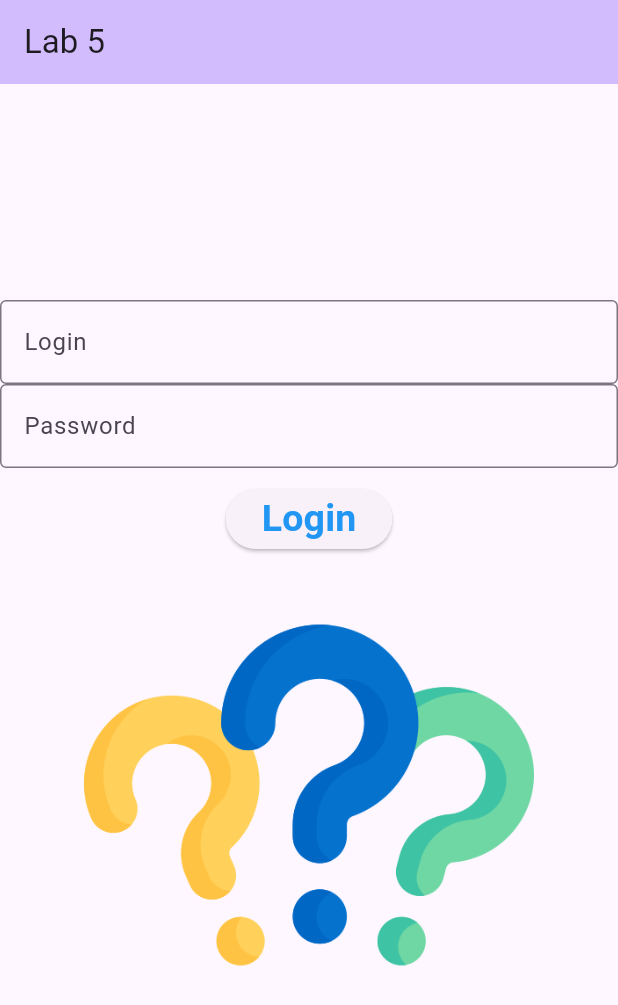
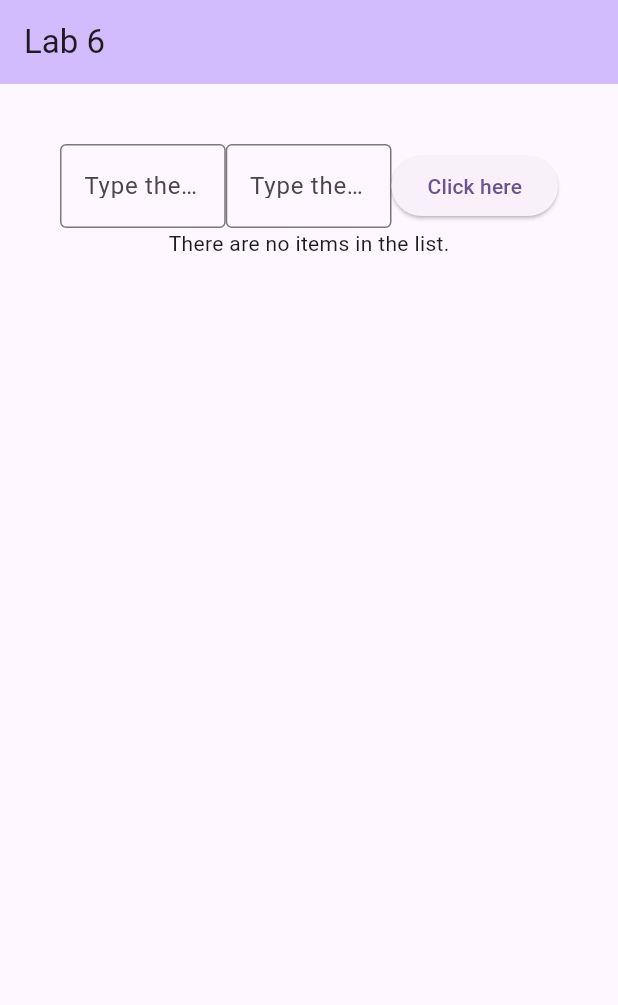
Before and after one commit to julie-nguy/CST2335_Labs, a Flutter app: the screen it shows after launch, on a phone screen of 412 x 824 dp. Shown: the top 1005 px of the screen. Run offline on Flutter 3.47's test engine with Material 3 defaults, Android fonts, the phone set to English and light mode, and no system bars; missing offline and left inert: encrypted_shared_preferences.

Commit message:
Completed lab 6.

```diff
--- a/lib/ProfilePage.dart
+++ b/lib/ProfilePage.dart
@@ -60,6 +60,8 @@ class ProfilePageState extends State<ProfilePage> {
 
   @override
   void dispose() {
+    //could save data here
+
     _fNameController.dispose();
     _lNameController.dispose();
     _phoneController.dispose();
--- a/lib/main.dart
+++ b/lib/main.dart
@@ -13,17 +13,12 @@ class MyApp extends StatelessWidget {
   @override
   Widget build(BuildContext context) {
     return MaterialApp(
-      title: 'Lab 4',
+      title: 'Lab 6',
       theme: ThemeData(
         colorScheme: ColorScheme.fromSeed(seedColor: Colors.deepPurple),
       ),
-      // home: const MyHomePage(title: 'Lab 4'),
       debugShowCheckedModeBanner: false,
-      initialRoute: '/',
-      routes: {
-        '/': (context) => MyHomePage(title: 'Lab 5'),
-        '/profilePage': (context) => ProfilePage(),
-      },
+      home: const MyHomePage(title: 'Lab 6'),
     );
   }
 }
@@ -37,66 +32,25 @@ class MyHomePage extends StatefulWidget {
 }
 
 class _MyHomePageState extends State<MyHomePage> {
-  var imageSource = "images/question-mark.png";
-  late TextEditingController _loginController;
-  late TextEditingController _passController;
+  late TextEditingController _itemController;
+  late TextEditingController _quantityController;
+
+  List<String> items = [ ]; //array for items
+  List<String> quantities = [ ]; //array for quantity
 
   @override
   void initState() {
     super.initState();
-    EncryptedSharedPreferences prefs = EncryptedSharedPreferences();
-    getPreferences();
-
-    _loginController = TextEditingController();
-    _passController = TextEditingController();
+    _itemController = TextEditingController();
+    _quantityController = TextEditingController();
   }
 
   @override
   void dispose() {
-    _loginController.dispose();
-    _passController.dispose();
+
+    _itemController.dispose();
+    _quantityController.dispose();
     super.dispose();
-  }
-
-  void buttonClicked() {
-    if(_passController.value.text == "QWERTY123") {
-      setState(() {
-        imageSource = "images/idea.png";
-        DataRepository.login = _loginController.value.text;
-        Navigator.pushNamed(context, '/profilePage');
-      });
-    }
-    else {
-      setState(() {
-        imageSource = "images/stop.png";
-      });
-    }
-  }
-
-  //get encrypted preferences for the application
-  void getPreferences() async {
-    EncryptedSharedPreferences prefs = EncryptedSharedPreferences();
-    var login = await prefs.getString("Login");
-    var pass = await prefs.getString("Password");
-
-    if(login.isNotEmpty && pass.isNotEmpty) {
-      _loginController.text = login;
-      _passController.text = pass;
-      Future.delayed(Duration.zero, () {
-          var snackBar = SnackBar(
-              content: Text("Your login credentials have been saved."),
-              duration: const Duration(minutes: 2),
-              action: SnackBarAction(
-                  label: "Got it!",
-                  onPressed: () {
-                    ScaffoldMessenger.of(context).hideCurrentSnackBar();
-                  }
-              )
-          );
-          ScaffoldMessenger.of(context).showSnackBar(snackBar);
-        }
-      );
-    }
   }
 
   @override
@@ -107,63 +61,113 @@ class _MyHomePageState extends State<MyHomePage> {
         title: Text(widget.title),
       ),
       body: Center(
-        child: Column(
-          mainAxisAlignment: MainAxisAlignment.center,
-          children: <Widget>[
-            TextField(controller: _loginController, decoration: InputDecoration(
-              hintText: "Type in your login information here...",
+        child: Padding(padding: EdgeInsets.all(40),
+          child: ListPage(    )
+        ),
+      ),
+    );
+  }
+  Widget ListPage() {
+    return Column(children: [
+        Row(
+          mainAxisAlignment: MainAxisAlignment.spaceBetween,
+          children: [
+            Expanded(child: TextField(
+                  controller: _itemController,
+                  decoration: InputDecoration(
+                  labelText: "Type the item here",
                   border: OutlineInputBorder(),
-              labelText: "Login",
+                )
             )),
-            TextField(controller: _passController, obscureText:true, decoration: InputDecoration(
-              hintText: "Type in your password here...",
+            Expanded(child: TextField(
+                  controller: _quantityController,
+                  decoration: InputDecoration(
+                  labelText: "Type the quantity here",
                   border: OutlineInputBorder(),
-              labelText: "Password"
+                )
             )),
-            Padding(
-              padding: EdgeInsets.all(10.0),
-              child: ElevatedButton(
-                onPressed: () {
+            ElevatedButton(child: Text("Click here"), onPressed:() {
+              if(_itemController.value.text.isNotEmpty && _quantityController.value.text.isNotEmpty) {
+                setState((){
+                  var item = _itemController.value.text; //store values in variables
+                  var quantity = _quantityController.value.text;
+
+                  items.add(item); //add values to respective lists
+                  quantities.add(quantity);
+
+                  _itemController.text = ""; //clear textfields
+                  _quantityController.text = "";
+                });
+              }
+              else {
                 showDialog(
                   context: context,
-                    builder: (BuildContext ctx)
-                    {
+                  builder: (BuildContext ctx) {
                     return AlertDialog(
-                        title: Text("Would you like to save your username and password?"),
+                      title: Text("Please input a value for both fields."),
+                      actions: [
+                        FilledButton(
+                          onPressed: () {
+                            Navigator.pop(ctx);
+                          },
+                          child: Text("OK"),
+                        )
+                      ]
+                    );
+                  }
+                );
+              }
+            })
+          ]
+        ),
+        //is there another way to do this?
+        items.length > 0 ?
+          Expanded(
+            child: ListView.builder(
+            itemCount: items.length,
+            itemBuilder: (context, rowNumber) {
+              return
+                  GestureDetector(
+                    onLongPress: () {
+                      showDialog(
+                          context: context,
+                          builder: (BuildContext ctx) {
+                            return AlertDialog(
+                              title: Text("Would you like to delete this item?"),
                               actions: [
                                 FilledButton(
                                   onPressed: (){
-                              EncryptedSharedPreferences prefs = EncryptedSharedPreferences();
-                              prefs.setString("Login", _loginController.value.text); //save login to encrypted preferences
-                              prefs.setString("Password", _passController.value.text); //save password to encrypted preferences
-                              Navigator.pop(ctx); //close the pop-up
-                              buttonClicked();
+                                    setState((){
+                                      items.removeAt(rowNumber);
+                                      quantities.removeAt(rowNumber);
+                                    });
+                                    Navigator.pop(ctx);
                                   },
                                   child: Text("Yes"),
                                 ),
                                 OutlinedButton(
                                   onPressed: (){
-                              EncryptedSharedPreferences prefs = EncryptedSharedPreferences();
-                              prefs.clear(); //remove saved data
                                     Navigator.pop(ctx);
-                              buttonClicked();
                                   },
                                   child: Text("No"),
                                 ),
-                        ],
-
+                              ]
                             );
-
                           }
                       );
                     },
-                child: Text("Login", style: TextStyle(fontSize: 25.0, fontWeight: FontWeight.bold, color: Colors.blue)),
-              ),
-            ),
-            Image.asset(imageSource, width: 300, height: 300),
-          ],
-        ),
-      ),
+                    child: Row(
+                        mainAxisAlignment: MainAxisAlignment.center,
+                        children: [
+                          Text("${rowNumber+1}: ${items[rowNumber]}  quantity: ${quantities[rowNumber]}")
+                        ]
+                    )
+                  );
+            }
+          )
+        )
+        : Text("There are no items in the list."),
+      ]
     );
   }
 }
```
Lines whose indentation alone changed are shown as unchanged.
